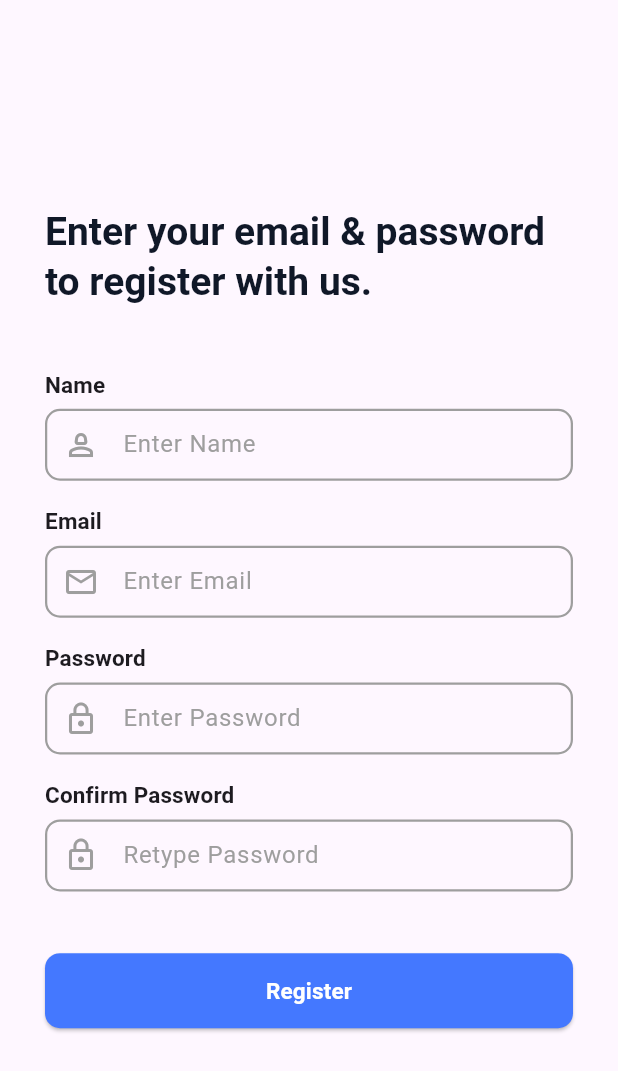
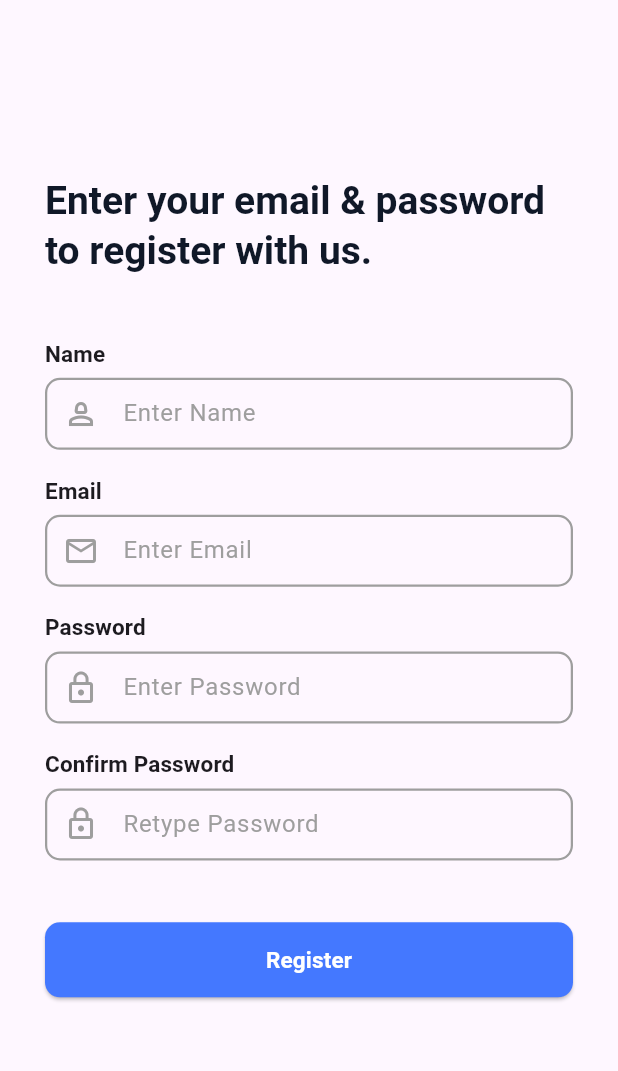
Before and after one commit to Anujit-Datta/social_media_app, a Flutter app: the RegistrationScreen screen opened directly, on a phone screen of 412 x 824 dp. Shown: the top 1071 px of the screen. Run offline on Flutter 3.47's test engine with Material 3 defaults, Android fonts, the phone set to English and light mode, and no system bars; our stand-ins replace firebase_auth, get, loading_animation_widget; accounts and stored records are empty.

Commit message:
OSA-12: minor changes on ui

```diff
--- a/lib/presentation/screens/registration_screen.dart
+++ b/lib/presentation/screens/registration_screen.dart
@@ -54,6 +54,7 @@ class _RegistrationScreenState extends State<RegistrationScreen> {
                           ),
                     ),
                   ),
+                  SizedBox(height: MediaQuery.sizeOf(context).height*0.05,),
                 ],
               ),
             )
```
